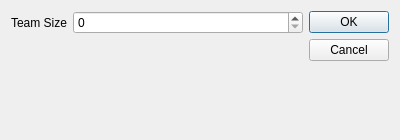
zcharli/carleton-student-project-partner-finder, file editteamconfigurationsdialog.ui: the form before one commit.
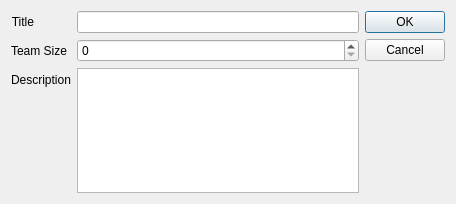
The form after the commit.

Patch:
```diff
--- a/editteamconfigurationsdialog.ui
+++ b/editteamconfigurationsdialog.ui
@@ -9,8 +9,8 @@
    <rect>
     <x>0</x>
     <y>0</y>
-    <width>400</width>
-    <height>140</height>
+    <width>456</width>
+    <height>204</height>
    </rect>
   </property>
   <property name="windowTitle">
@@ -22,16 +22,39 @@
      <property name="fieldGrowthPolicy">
       <enum>QFormLayout::AllNonFixedFieldsGrow</enum>
      </property>
-     <item row="0" column="0">
+     <item row="1" column="0">
       <widget class="QLabel" name="label">
        <property name="text">
         <string>Team Size</string>
        </property>
       </widget>
      </item>
-     <item row="0" column="1">
+     <item row="1" column="1">
       <widget class="QSpinBox" name="teamSizeSpinBox"/>
      </item>
+     <item row="0" column="0">
+      <widget class="QLabel" name="label_2">
+       <property name="text">
+        <string>Title</string>
+       </property>
+       <property name="alignment">
+        <set>Qt::AlignRight|Qt::AlignTrailing|Qt::AlignVCenter</set>
+       </property>
+      </widget>
+     </item>
+     <item row="0" column="1">
+      <widget class="QLineEdit" name="txtTitle"/>
+     </item>
+     <item row="2" column="0">
+      <widget class="QLabel" name="label_3">
+       <property name="text">
+        <string>Description</string>
+       </property>
+      </widget>
+     </item>
+     <item row="2" column="1">
+      <widget class="QTextEdit" name="txtDescription"/>
+     </item>
     </layout>
    </item>
    <item row="0" column="1">
```
